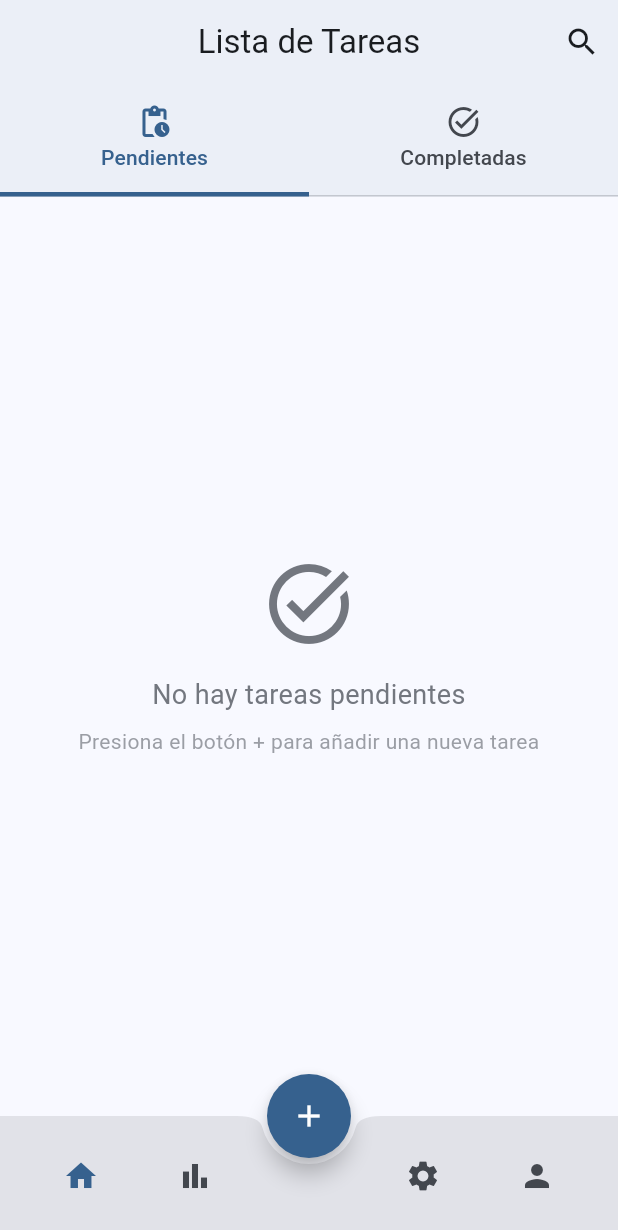
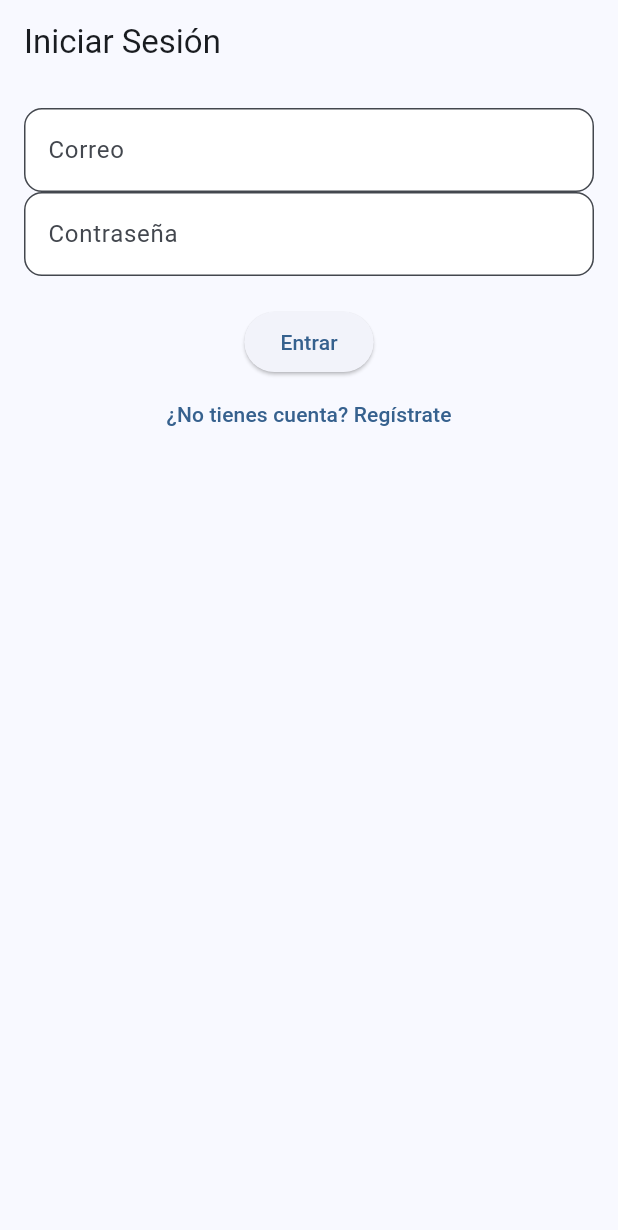
Before and after one commit to JamesRiveran/tasks_manager, a Flutter app: the screen it shows after launch, on a phone screen of 412 x 824 dp. Shown: the top 1230 px of the screen. Run offline on Flutter 3.47's test engine with Material 3 defaults, Android fonts, the phone set to English and light mode, and no system bars; our stand-ins replace shared_preferences, sqflite; accounts and stored records are empty.

```diff
--- a/lib/main.dart
+++ b/lib/main.dart
@@ -4,12 +4,20 @@ import 'dart:async';
 
 import 'providers/task_provider.dart';
 import 'providers/theme_provider.dart' as tp;
-import 'screens/main_screen.dart';
+import 'screens/login_screen.dart';
 import 'theme/app_theme.dart';
+import 'package:sqflite/sqflite.dart';
+import 'package:path/path.dart' as path;
 
 void main() async {
   WidgetsFlutterBinding.ensureInitialized();
+  await deleteDatabaseManually(); //eliminar
   runApp(const MyApp());
+}
+
+Future<void> deleteDatabaseManually() async {
+  final dbPath = path.join(await getDatabasesPath(), "tasks_database.db");
+  await deleteDatabase(dbPath);
 }
 
 class MyApp extends StatefulWidget {
@@ -25,11 +33,16 @@ class _MyAppState extends State<MyApp> {
   @override
   void initState() {
     super.initState();
-    _themeTimer = Timer.periodic(const Duration(minutes: 1), (timer) {
-      if (mounted) {
-        final themeProvider = Provider.of<tp.ThemeProvider>(context, listen: false);
-        themeProvider.checkTimeBasedTheme();
-      }
+
+    WidgetsBinding.instance.addPostFrameCallback((_) {
+      final themeProvider = Provider.of<tp.ThemeProvider>(context, listen: false);
+      themeProvider.checkTimeBasedTheme();
+
+      _themeTimer = Timer.periodic(const Duration(minutes: 1), (_) {
+        if (mounted) {
+          themeProvider.checkTimeBasedTheme();
+        }
+      });
     });
   }
 
@@ -43,8 +56,8 @@ class _MyAppState extends State<MyApp> {
   Widget build(BuildContext context) {
     return MultiProvider(
       providers: [
-        ChangeNotifierProvider(create: (context) => TaskProvider()),
-        ChangeNotifierProvider(create: (context) => tp.ThemeProvider()),
+        ChangeNotifierProvider(create: (_) => TaskProvider()),
+        ChangeNotifierProvider(create: (_) => tp.ThemeProvider()),
       ],
       child: Consumer<tp.ThemeProvider>(
         builder: (context, themeProvider, _) {
@@ -54,7 +67,7 @@ class _MyAppState extends State<MyApp> {
             theme: AppTheme.lightTheme(),
             darkTheme: AppTheme.darkTheme(),
             themeMode: themeProvider.isDark ? ThemeMode.dark : ThemeMode.light,
-            home: const MainScreen(),
+            home: const LoginScreen(),
           );
         },
       ),
--- a/lib/models/task.dart
+++ b/lib/models/task.dart
@@ -2,6 +2,7 @@ class Task {
   final String id;
   final String title;
   final String description;
+  final String userId;
   bool isCompleted;
 
   Task({
@@ -9,6 +10,7 @@ class Task {
     required this.title,
     required this.description,
     this.isCompleted = false,
+    required this.userId,
   });
 
   Task copyWith({
@@ -16,12 +18,14 @@ class Task {
     String? title,
     String? description,
     bool? isCompleted,
+    String? userId,
   }) {
     return Task(
       id: id ?? this.id,
       title: title ?? this.title,
       description: description ?? this.description,
       isCompleted: isCompleted ?? this.isCompleted,
+      userId: userId ?? this.userId,
     );
   }
 
@@ -31,6 +35,7 @@ class Task {
       'title': title,
       'description': description,
       'isCompleted': isCompleted ? 1 : 0,
+      'userId': userId,
     };
   }
 
@@ -40,6 +45,7 @@ class Task {
       title: map['title'],
       description: map['description'],
       isCompleted: map['isCompleted'] == 1,
+      userId: map['userId'],
     );
   }
 }
--- /dev/null
+++ b/lib/models/user.dart
@@ -0,0 +1,27 @@
+class User {
+  final String id;
+  final String email;
+  final String password;
+
+  User({
+    required this.id,
+    required this.email,
+    required this.password,
+  });
+
+  Map<String, dynamic> toMap() {
+    return {
+      'id': id,
+      'email': email,
+      'password': password,
+    };
+  }
+
+  factory User.fromMap(Map<String, dynamic> map) {
+    return User(
+      id: map['id'],
+      email: map['email'],
+      password: map['password'],
+    );
+  }
+}
--- /dev/null
+++ b/lib/screens/login_screen.dart
@@ -0,0 +1,56 @@
+import 'package:flutter/material.dart';
+import 'package:provider/provider.dart';
+import '../database/DataBaseHelper.dart';
+import '../providers/task_provider.dart';
+import 'main_screen.dart';
+import 'register_screen.dart';
+
+class LoginScreen extends StatefulWidget {
+  const LoginScreen({super.key});
+
+  @override
+  State<LoginScreen> createState() => _LoginScreenState();
+}
+
+class _LoginScreenState extends State<LoginScreen> {
+  final _emailController = TextEditingController();
+  final _passwordController = TextEditingController();
+
+  void _login() async {
+    final email = _emailController.text.trim();
+    final password = _passwordController.text;
+
+    final user = await DatabaseHelper.instance.authenticate(email, password);
+    if (user != null) {
+      Provider.of<TaskProvider>(context, listen: false).setActiveUser(user);
+      Navigator.pushReplacement(context, MaterialPageRoute(builder: (_) => const MainScreen()));
+    } else {
+      ScaffoldMessenger.of(context).showSnackBar(
+        const SnackBar(content: Text('Correo o contraseña inválidos')),
+      );
+    }
+  }
+
+  void _goToRegister() {
+    Navigator.push(context, MaterialPageRoute(builder: (_) => const RegisterScreen()));
+  }
+
+  @override
+  Widget build(BuildContext context) {
+    return Scaffold(
+      appBar: AppBar(title: const Text('Iniciar Sesión')),
+      body: Padding(
+        padding: const EdgeInsets.all(16),
+        child: Column(
+          children: [
+            TextField(controller: _emailController, decoration: const InputDecoration(labelText: 'Correo')),
+            TextField(controller: _passwordController, decoration: const InputDecoration(labelText: 'Contraseña'), obscureText: true),
+            const SizedBox(height: 20),
+            ElevatedButton(onPressed: _login, child: const Text('Entrar')),
+            TextButton(onPressed: _goToRegister, child: const Text('¿No tienes cuenta? Regístrate')),
+          ],
+        ),
+      ),
+    );
+  }
+}
```
Also changed, not shown: lib/database/DataBaseHelper.dart (+52 -31 lines), lib/providers/task_provider.dart (+27 -4 lines), lib/screens/profile_screen.dart (+45 -49 lines), lib/screens/register_screen.dart (added, +56 -0 lines).
